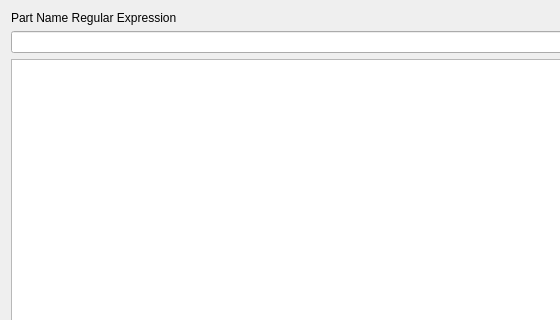
Before: the Qt Designer form partsDialog.ui in andi8086/chaoticspace, drawn with Qt 5; both pictures show x 0 to 560 and y 0 to 320 of the 1347 by 419 pixel window.
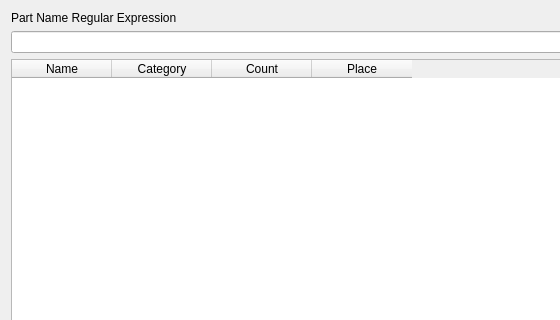
After: the same form once the commit is applied.

```diff
--- a/partsDialog.ui
+++ b/partsDialog.ui
@@ -26,7 +26,28 @@
       <enum>QLayout::SetNoConstraint</enum>
      </property>
      <item row="2" column="0">
-      <widget class="QTableWidget" name="results"/>
+      <widget class="QTableWidget" name="results">
+       <column>
+        <property name="text">
+         <string>Name</string>
+        </property>
+       </column>
+       <column>
+        <property name="text">
+         <string>Category</string>
+        </property>
+       </column>
+       <column>
+        <property name="text">
+         <string>Count</string>
+        </property>
+       </column>
+       <column>
+        <property name="text">
+         <string>Place</string>
+        </property>
+       </column>
+      </widget>
      </item>
      <item row="0" column="0">
       <widget class="QLabel" name="label">
```
